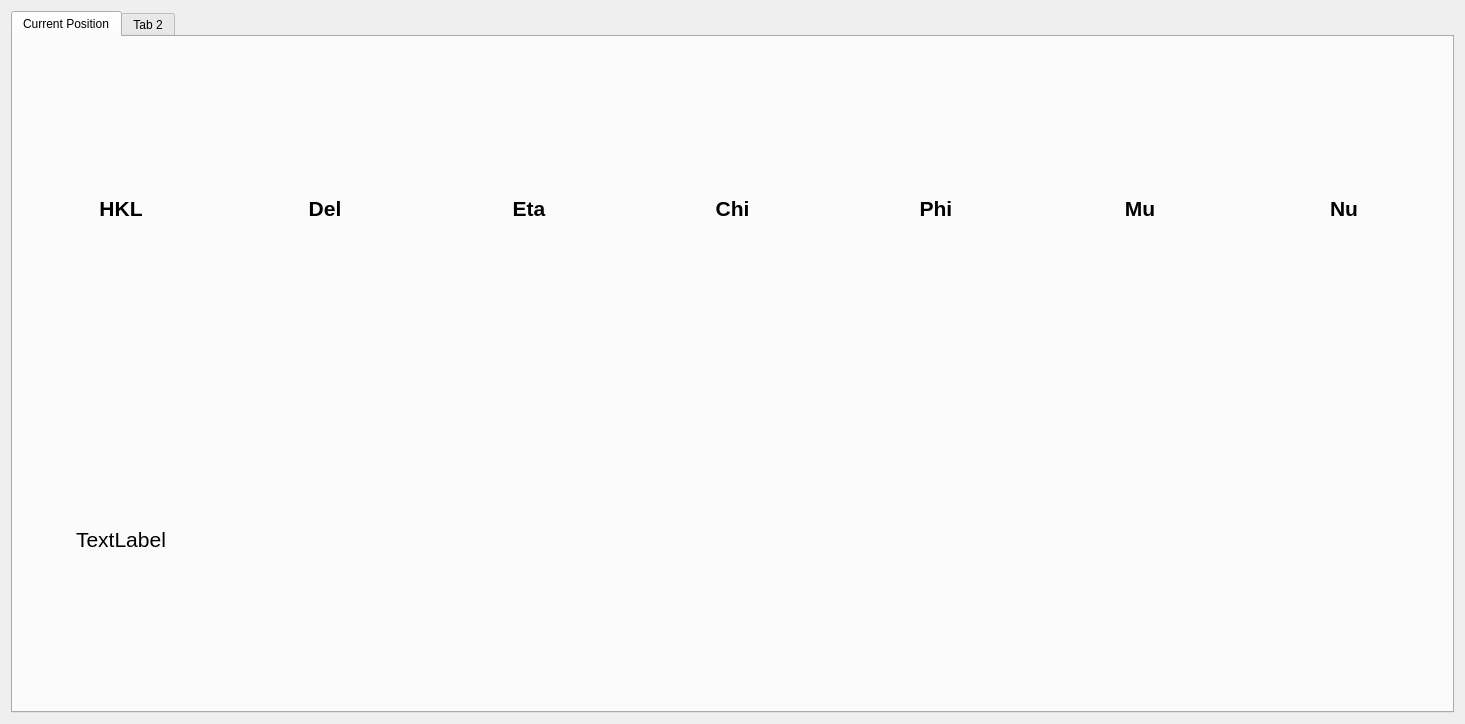
First picture: the form in gui/main.ui, repository HugoValim/DAF, before the edit.
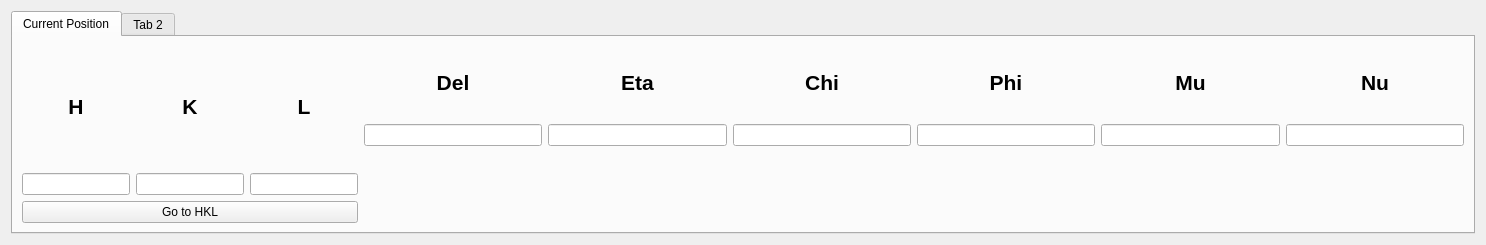
Second picture: the form after the edit. Custom widgets are drawn as their Qt base class.

```diff
--- a/gui/main.ui
+++ b/gui/main.ui
@@ -6,8 +6,8 @@
    <rect>
     <x>0</x>
     <y>0</y>
-    <width>1465</width>
-    <height>724</height>
+    <width>1486</width>
+    <height>245</height>
    </rect>
   </property>
   <property name="windowTitle">
@@ -28,75 +28,9 @@
         <layout class="QHBoxLayout" name="horizontalLayout">
          <item>
           <layout class="QGridLayout" name="gridLayout_2">
-           <item row="1" column="3">
-            <widget class="PyDMLabel" name="PyDMLabel_4">
-             <property name="font">
-              <font>
-               <pointsize>16</pointsize>
-              </font>
-             </property>
-             <property name="toolTip">
-              <string/>
-             </property>
-             <property name="alignment">
-              <set>Qt::AlignCenter</set>
-             </property>
-             <property name="channel" stdset="0">
-              <string>ca://EMA:B:PB18:m2</string>
-             </property>
-            </widget>
-           </item>
-           <item row="1" column="0">
-            <widget class="QLabel" name="label_8">
-             <property name="font">
-              <font>
-               <pointsize>16</pointsize>
-              </font>
-             </property>
-             <property name="text">
-              <string>TextLabel</string>
-             </property>
-             <property name="alignment">
-              <set>Qt::AlignCenter</set>
-             </property>
-            </widget>
-           </item>
-           <item row="1" column="4">
-            <widget class="PyDMLabel" name="PyDMLabel_5">
-             <property name="font">
-              <font>
-               <pointsize>16</pointsize>
-              </font>
-             </property>
-             <property name="toolTip">
-              <string/>
-             </property>
-             <property name="alignment">
-              <set>Qt::AlignCenter</set>
-             </property>
-             <property name="channel" stdset="0">
-              <string>ca://EMA:B:PB18:m1</string>
-             </property>
-            </widget>
-           </item>
-           <item row="0" column="0">
-            <widget class="QLabel" name="label">
-             <property name="font">
-              <font>
-               <pointsize>16</pointsize>
-               <weight>75</weight>
-               <bold>true</bold>
-              </font>
-             </property>
-             <property name="text">
-              <string>HKL</string>
-             </property>
-             <property name="alignment">
-              <set>Qt::AlignCenter</set>
-             </property>
-            </widget>
-           </item>
-           <item row="0" column="2">
+           <item row="0" column="3">
+            <layout class="QVBoxLayout" name="verticalLayout_6">
+             <item>
             <widget class="QLabel" name="label_3">
              <property name="font">
               <font>
@@ -113,42 +47,27 @@
              </property>
             </widget>
            </item>
-           <item row="0" column="5">
-            <widget class="QLabel" name="label_6">
-             <property name="font">
-              <font>
-               <pointsize>16</pointsize>
-               <weight>75</weight>
-               <bold>true</bold>
-              </font>
-             </property>
-             <property name="text">
-              <string>Mu</string>
+             <item>
+              <widget class="PyDMLineEdit" name="PyDMLineEdit_2">
+               <property name="maximumSize">
+                <size>
+                 <width>16777215</width>
+                 <height>16777215</height>
+                </size>
+               </property>
+               <property name="toolTip">
+                <string/>
              </property>
              <property name="alignment">
               <set>Qt::AlignCenter</set>
              </property>
-            </widget>
-           </item>
-           <item row="0" column="3">
-            <widget class="QLabel" name="label_4">
-             <property name="font">
-              <font>
-               <pointsize>16</pointsize>
-               <weight>75</weight>
-               <bold>true</bold>
-              </font>
-             </property>
-             <property name="text">
-              <string>Chi</string>
-             </property>
-             <property name="alignment">
-              <set>Qt::AlignCenter</set>
-             </property>
-            </widget>
-           </item>
-           <item row="0" column="4">
-            <widget class="QLabel" name="label_5">
+               <property name="channel" stdset="0">
+                <string>ca://$(ETA_MOTOR).VAL</string>
+               </property>
+              </widget>
+             </item>
+             <item>
+              <widget class="PyDMLabel" name="PyDMLabel_3">
              <property name="font">
               <font>
                <pointsize>16</pointsize>
@@ -156,15 +75,22 @@
                <bold>true</bold>
               </font>
              </property>
-             <property name="text">
-              <string>Phi</string>
+               <property name="toolTip">
+                <string/>
              </property>
              <property name="alignment">
               <set>Qt::AlignCenter</set>
              </property>
-            </widget>
-           </item>
-           <item row="0" column="1">
+               <property name="channel" stdset="0">
+                <string>ca://$(ETA_MOTOR).RBV</string>
+               </property>
+              </widget>
+             </item>
+            </layout>
+           </item>
+           <item row="0" column="2">
+            <layout class="QVBoxLayout" name="verticalLayout_5">
+             <item>
             <widget class="QLabel" name="label_2">
              <property name="font">
               <font>
@@ -181,7 +107,110 @@
              </property>
             </widget>
            </item>
-           <item row="0" column="6">
+             <item>
+              <widget class="PyDMLineEdit" name="PyDMLineEdit">
+               <property name="maximumSize">
+                <size>
+                 <width>16777215</width>
+                 <height>16777215</height>
+                </size>
+               </property>
+               <property name="toolTip">
+                <string/>
+               </property>
+               <property name="alignment">
+                <set>Qt::AlignCenter</set>
+               </property>
+               <property name="channel" stdset="0">
+                <string>ca://$(DEL_MOTOR).VAL</string>
+               </property>
+              </widget>
+             </item>
+             <item>
+              <widget class="PyDMLabel" name="PyDMLabel_2">
+               <property name="font">
+                <font>
+                 <pointsize>16</pointsize>
+                 <weight>75</weight>
+                 <bold>true</bold>
+                </font>
+               </property>
+               <property name="toolTip">
+                <string/>
+               </property>
+               <property name="alignment">
+                <set>Qt::AlignCenter</set>
+               </property>
+               <property name="channel" stdset="0">
+                <string>ca://$(MU_MOTOR).RBV</string>
+               </property>
+              </widget>
+             </item>
+            </layout>
+           </item>
+           <item row="0" column="9">
+            <layout class="QVBoxLayout" name="verticalLayout_9">
+             <item>
+              <widget class="QLabel" name="label_6">
+               <property name="font">
+                <font>
+                 <pointsize>16</pointsize>
+                 <weight>75</weight>
+                 <bold>true</bold>
+                </font>
+               </property>
+               <property name="text">
+                <string>Mu</string>
+               </property>
+               <property name="alignment">
+                <set>Qt::AlignCenter</set>
+               </property>
+              </widget>
+             </item>
+             <item>
+              <widget class="PyDMLineEdit" name="PyDMLineEdit_5">
+               <property name="maximumSize">
+                <size>
+                 <width>16777215</width>
+                 <height>16777215</height>
+                </size>
+               </property>
+               <property name="toolTip">
+                <string/>
+               </property>
+               <property name="alignment">
+                <set>Qt::AlignCenter</set>
+               </property>
+               <property name="channel" stdset="0">
+                <string>ca://$(MU_MOTOR).VAL</string>
+               </property>
+              </widget>
+             </item>
+             <item>
+              <widget class="PyDMLabel" name="PyDMLabel_6">
+               <property name="font">
+                <font>
+                 <pointsize>16</pointsize>
+                 <weight>75</weight>
+                 <bold>true</bold>
+                </font>
+               </property>
+               <property name="toolTip">
+                <string/>
+               </property>
+               <property name="alignment">
+                <set>Qt::AlignCenter</set>
+               </property>
+               <property name="channel" stdset="0">
+                <string>ca://$(MU_MOTOR).RBV</string>
+               </property>
+              </widget>
+             </item>
+            </layout>
+           </item>
+           <item row="0" column="11">
+            <layout class="QVBoxLayout" name="verticalLayout_10">
+             <item>
             <widget class="QLabel" name="label_7">
              <property name="font">
               <font>
@@ -198,12 +227,13 @@
              </property>
             </widget>
            </item>
-           <item row="1" column="2">
-            <widget class="PyDMLabel" name="PyDMLabel_3">
-             <property name="font">
-              <font>
-               <pointsize>16</pointsize>
-              </font>
+             <item>
+              <widget class="PyDMLineEdit" name="PyDMLineEdit_6">
+               <property name="maximumSize">
+                <size>
+                 <width>16777215</width>
+                 <height>16777215</height>
+                </size>
              </property>
              <property name="toolTip">
               <string/>
@@ -216,29 +246,13 @@
              </property>
             </widget>
            </item>
-           <item row="1" column="1">
-            <widget class="PyDMLabel" name="PyDMLabel_2">
-             <property name="font">
-              <font>
-               <pointsize>16</pointsize>
-              </font>
-             </property>
-             <property name="toolTip">
-              <string/>
-             </property>
-             <property name="alignment">
-              <set>Qt::AlignCenter</set>
-             </property>
-             <property name="channel" stdset="0">
-              <string>ca://EMA:B:PB18:m6</string>
-             </property>
-            </widget>
-           </item>
-           <item row="1" column="6">
+             <item>
             <widget class="PyDMLabel" name="PyDMLabel">
              <property name="font">
               <font>
                <pointsize>16</pointsize>
+                 <weight>75</weight>
+                 <bold>true</bold>
               </font>
              </property>
              <property name="toolTip">
@@ -252,13 +266,35 @@
              </property>
             </widget>
            </item>
-           <item row="1" column="5">
-            <widget class="PyDMLabel" name="PyDMLabel_6">
+            </layout>
+           </item>
+           <item row="0" column="7">
+            <layout class="QVBoxLayout" name="verticalLayout_8">
+             <item>
+              <widget class="QLabel" name="label_5">
              <property name="font">
               <font>
                <pointsize>16</pointsize>
-              </font>
-             </property>
+                 <weight>75</weight>
+                 <bold>true</bold>
+                </font>
+               </property>
+               <property name="text">
+                <string>Phi</string>
+               </property>
+               <property name="alignment">
+                <set>Qt::AlignCenter</set>
+               </property>
+              </widget>
+             </item>
+             <item>
+              <widget class="PyDMLineEdit" name="PyDMLineEdit_4">
+               <property name="maximumSize">
+                <size>
+                 <width>16777215</width>
+                 <height>16777215</height>
+                </size>
+               </property>
              <property name="toolTip">
               <string/>
              </property>
@@ -266,9 +302,170 @@
               <set>Qt::AlignCenter</set>
              </property>
              <property name="channel" stdset="0">
-              <string>ca://EMA:B:PB18:m3</string>
-             </property>
-            </widget>
+                <string>ca://$(PHI_MOTOR).VAL</string>
+               </property>
+              </widget>
+             </item>
+             <item>
+              <widget class="PyDMLabel" name="PyDMLabel_5">
+               <property name="font">
+                <font>
+                 <pointsize>16</pointsize>
+                 <weight>75</weight>
+                 <bold>true</bold>
+                </font>
+               </property>
+               <property name="toolTip">
+                <string/>
+               </property>
+               <property name="alignment">
+                <set>Qt::AlignCenter</set>
+               </property>
+               <property name="channel" stdset="0">
+                <string>ca://$(PHI_MOTOR).RBV</string>
+               </property>
+              </widget>
+             </item>
+            </layout>
+           </item>
+           <item row="0" column="5">
+            <layout class="QVBoxLayout" name="verticalLayout_7">
+             <item>
+              <widget class="QLabel" name="label_4">
+               <property name="font">
+                <font>
+                 <pointsize>16</pointsize>
+                 <weight>75</weight>
+                 <bold>true</bold>
+                </font>
+               </property>
+               <property name="text">
+                <string>Chi</string>
+               </property>
+               <property name="alignment">
+                <set>Qt::AlignCenter</set>
+               </property>
+              </widget>
+             </item>
+             <item>
+              <widget class="PyDMLineEdit" name="PyDMLineEdit_3">
+               <property name="maximumSize">
+                <size>
+                 <width>16777215</width>
+                 <height>16777215</height>
+                </size>
+               </property>
+               <property name="toolTip">
+                <string/>
+               </property>
+               <property name="alignment">
+                <set>Qt::AlignCenter</set>
+               </property>
+               <property name="channel" stdset="0">
+                <string>ca://$(CHI_MOTOR).VAL</string>
+               </property>
+              </widget>
+             </item>
+             <item>
+              <widget class="PyDMLabel" name="PyDMLabel_4">
+               <property name="font">
+                <font>
+                 <pointsize>16</pointsize>
+                 <weight>75</weight>
+                 <bold>true</bold>
+                </font>
+               </property>
+               <property name="toolTip">
+                <string/>
+               </property>
+               <property name="alignment">
+                <set>Qt::AlignCenter</set>
+               </property>
+               <property name="channel" stdset="0">
+                <string>ca://$(CHI_MOTOR).RBV</string>
+               </property>
+              </widget>
+             </item>
+            </layout>
+           </item>
+           <item row="0" column="0">
+            <layout class="QVBoxLayout" name="verticalLayout_4">
+             <item>
+              <layout class="QHBoxLayout" name="horizontalLayout_2">
+               <item>
+                <widget class="QLabel" name="label_9">
+                 <property name="font">
+                  <font>
+                   <pointsize>16</pointsize>
+                   <weight>75</weight>
+                   <bold>true</bold>
+                  </font>
+                 </property>
+                 <property name="text">
+                  <string>H</string>
+                 </property>
+                 <property name="alignment">
+                  <set>Qt::AlignCenter</set>
+                 </property>
+                </widget>
+               </item>
+               <item>
+                <widget class="QLabel" name="label_10">
+                 <property name="font">
+                  <font>
+                   <pointsize>16</pointsize>
+                   <weight>75</weight>
+                   <bold>true</bold>
+                  </font>
+                 </property>
+                 <property name="text">
+                  <string>K</string>
+                 </property>
+                 <property name="alignment">
+                  <set>Qt::AlignCenter</set>
+                 </property>
+                </widget>
+               </item>
+               <item>
+                <widget class="QLabel" name="label_11">
+                 <property name="font">
+                  <font>
+                   <pointsize>16</pointsize>
+                   <weight>75</weight>
+                   <bold>true</bold>
+                  </font>
+                 </property>
+                 <property name="text">
+                  <string>L</string>
+                 </property>
+                 <property name="alignment">
+                  <set>Qt::AlignCenter</set>
+                 </property>
+                </widget>
+               </item>
+              </layout>
+             </item>
+             <item>
+              <layout class="QHBoxLayout" name="horizontalLayout_3">
+               <item>
+                <widget class="QLineEdit" name="lineEdit"/>
+               </item>
+               <item>
+                <widget class="QLineEdit" name="lineEdit_2"/>
+               </item>
+               <item>
+                <widget class="QLineEdit" name="lineEdit_3"/>
+               </item>
+              </layout>
+             </item>
+             <item>
+              <widget class="QPushButton" name="pushButton">
+               <property name="text">
+                <string>Go to HKL</string>
+               </property>
+              </widget>
+             </item>
+            </layout>
            </item>
           </layout>
          </item>
@@ -291,6 +488,11 @@
    <extends>QLabel</extends>
    <header>pydm.widgets.label</header>
   </customwidget>
+  <customwidget>
+   <class>PyDMLineEdit</class>
+   <extends>QLineEdit</extends>
+   <header>pydm.widgets.line_edit</header>
+  </customwidget>
  </customwidgets>
  <resources/>
  <connections/>
```
Left out of the diff: 4 changed lines with no effect on the pictures. Lines whose indentation alone changed are shown as unchanged.
